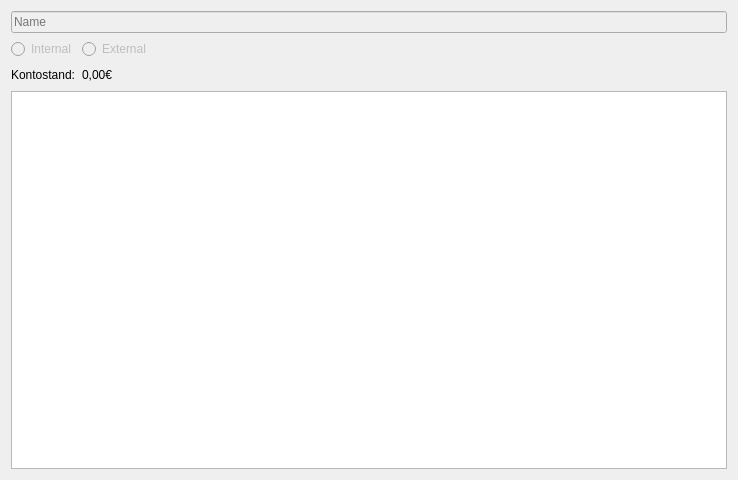
choosyg/Buchhaltung, file lib/AccountDialog.ui: the form before one commit.
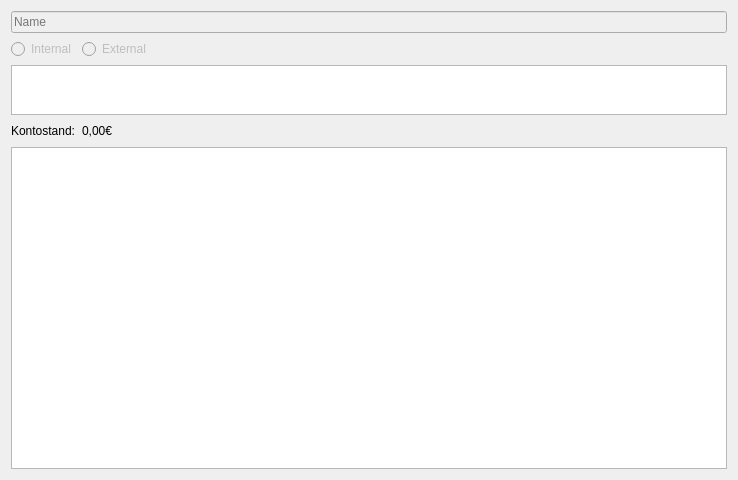
The form after the commit.

Commit message: * Added address field for accounts * Changed layout of main window to have a splitter between the tables * Added placeholder texts and completion to TransferDialog

```diff
--- a/lib/AccountDialog.ui
+++ b/lib/AccountDialog.ui
@@ -61,6 +61,34 @@
      </item>
     </layout>
    </item>
+   <item>
+    <widget class="QPlainTextEdit" name="adressEdit">
+     <property name="sizePolicy">
+      <sizepolicy hsizetype="Expanding" vsizetype="Minimum">
+       <horstretch>0</horstretch>
+       <verstretch>0</verstretch>
+      </sizepolicy>
+     </property>
+     <property name="minimumSize">
+      <size>
+       <width>0</width>
+       <height>50</height>
+      </size>
+     </property>
+     <property name="maximumSize">
+      <size>
+       <width>16777215</width>
+       <height>50</height>
+      </size>
+     </property>
+     <property name="readOnly">
+      <bool>true</bool>
+     </property>
+     <property name="plainText">
+      <string/>
+     </property>
+    </widget>
+   </item>
    <item>
     <layout class="QHBoxLayout" name="horizontalLayout">
      <item>
@@ -94,6 +122,12 @@
    </item>
    <item>
     <widget class="QTableView" name="tableView">
+     <property name="sizePolicy">
+      <sizepolicy hsizetype="Expanding" vsizetype="Expanding">
+       <horstretch>0</horstretch>
+       <verstretch>50</verstretch>
+      </sizepolicy>
+     </property>
      <property name="alternatingRowColors">
       <bool>true</bool>
      </property>
```
The commit also changes 9 other files.
